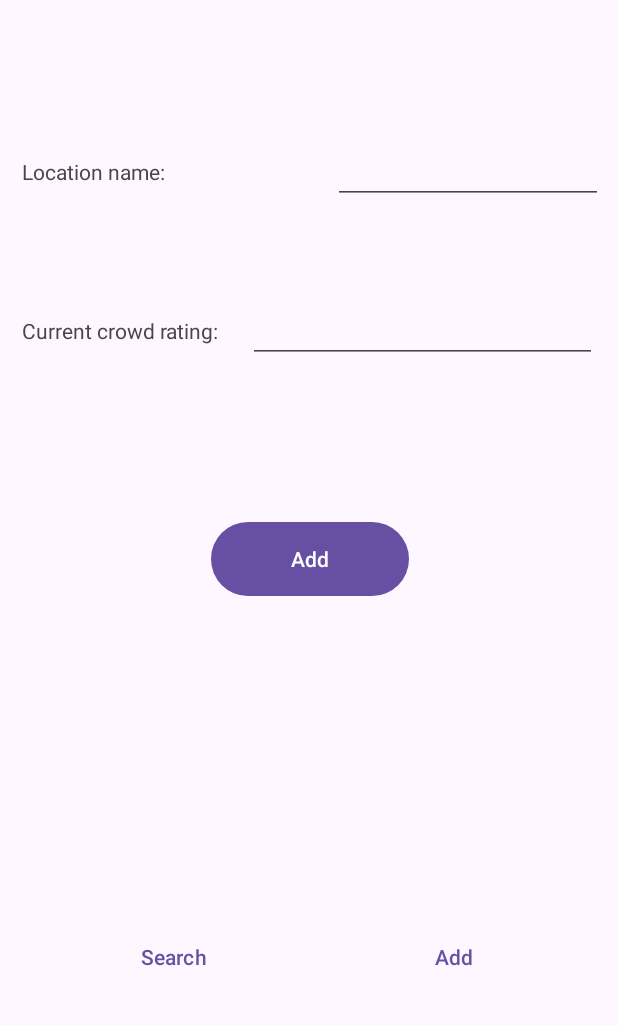
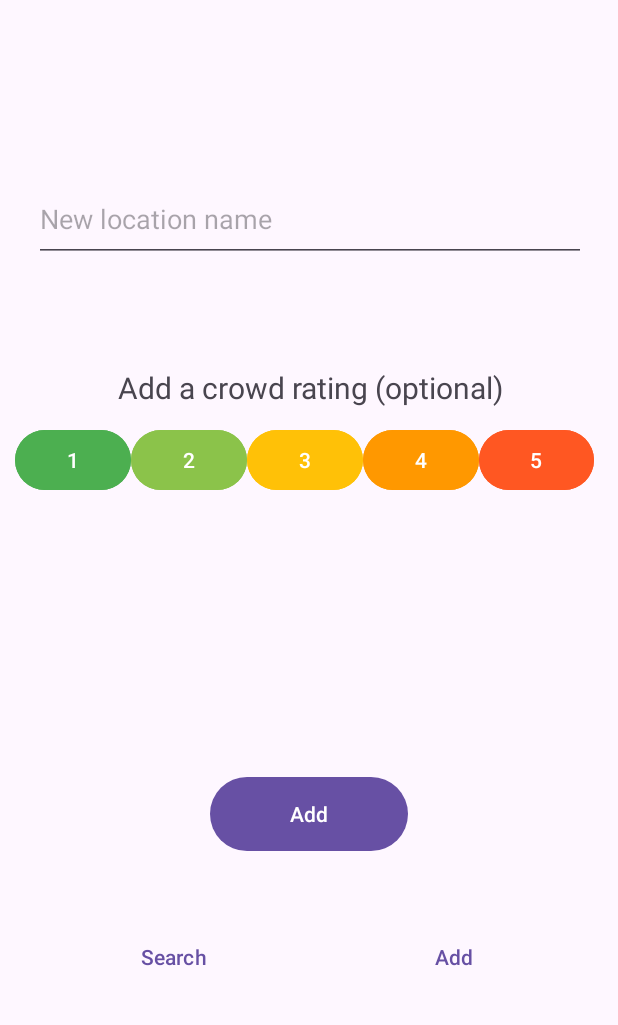
Before and after one commit to manoushpajouh/Vassar-Crowdmeter, an Android app: the screen it shows after launch (MainActivity), after a tap on "Add", on a phone screen of 412 x 824 dp, the part 83-1108 px from its top. Run offline under Robolectric (Android 15) with nearby library versions, the phone set to English and light mode, and no system bars; 1 other tap on this screen came first.

Commit message:
updated add location ui

```diff
--- a/astudio/app/src/main/java/com/example/crowdmeterproject/view/AddFragment.java
+++ b/astudio/app/src/main/java/com/example/crowdmeterproject/view/AddFragment.java
@@ -19,6 +19,7 @@ import com.google.android.material.snackbar.Snackbar;
 public class AddFragment extends Fragment implements IAddView {
     Listener listener;
     FragmentAddBinding binding;
+    int selectedRating = 0;
 
     public AddFragment(@NonNull Listener listener){
         this.listener = listener;
@@ -36,26 +37,65 @@ public class AddFragment extends Fragment implements IAddView {
     public void onViewCreated(@NonNull View view, @Nullable Bundle savedInstanceState) {
         super.onViewCreated(view, savedInstanceState);
 
+        this.binding.ratingButton1AddScreen.setOnClickListener(new View.OnClickListener() {
+            @Override
+            public void onClick(View v) {
+                selectedRating = 1;
+                Snackbar.make(v, String.format("Selected rating of %d", selectedRating), Snackbar.LENGTH_LONG).show();
+            }
+        }
+        );
+
+        this.binding.ratingButton2AddScreen.setOnClickListener(new View.OnClickListener() {
+            @Override
+            public void onClick(View v) {
+                selectedRating = 2;
+                Snackbar.make(v, String.format("Selected rating of %d", selectedRating), Snackbar.LENGTH_LONG).show();
+            }
+        }
+        );
+
+        this.binding.ratingButton3AddScreen.setOnClickListener(new View.OnClickListener() {
+            @Override
+            public void onClick(View v) {
+                selectedRating = 3;
+                Snackbar.make(v, String.format("Selected rating of %d", selectedRating), Snackbar.LENGTH_LONG).show();
+            }
+        }
+        );
+
+        this.binding.ratingButton4AddScreen.setOnClickListener(new View.OnClickListener() {
+            @Override
+            public void onClick(View v) {
+                selectedRating = 4;
+                Snackbar.make(v, String.format("Selected rating of %d", selectedRating), Snackbar.LENGTH_LONG).show();
+            }
+        }
+        );
+
+        this.binding.ratingButton5AddScreen.setOnClickListener(new View.OnClickListener() {
+            @Override
+            public void onClick(View v) {
+                selectedRating = 5;
+                Snackbar.make(v, String.format("Selected rating of %d", selectedRating), Snackbar.LENGTH_LONG).show();}
+        }
+        );
+
         this.binding.addLocButton.setOnClickListener(new View.OnClickListener() {
             public void onClick(View v){
-                Editable locationNameEditable = binding.locationName.getText();
+                Editable locationNameEditable = binding.addLocationNameField.getText();
                 String locationName = locationNameEditable.toString();
 
-                Editable crowdRatingEditable = binding.crowdRating.getText();
-
-                if (crowdRatingEditable.length() == 0){
+                if (selectedRating == 0){
                     // notify the user
                     Snackbar.make(v, String.format("Successfully added %s with no crowd rating", locationName), Snackbar.LENGTH_LONG).show();
                     // notify the listener
                     AddFragment.this.listener.onAdded(0, locationName, AddFragment.this);
                 } else {
-                    String crowdRatingString = crowdRatingEditable.toString();
-                    int crowdRating = Integer.parseInt(crowdRatingString);
-
                     // notify the listener
-                    AddFragment.this.listener.onAdded(crowdRating, locationName, AddFragment.this);
+                    AddFragment.this.listener.onAdded(selectedRating, locationName, AddFragment.this);
                     // notify the user
-                    Snackbar.make(v, String.format("Successfully added %s with crowd rating of %d", locationName, crowdRating), Snackbar.LENGTH_LONG).show();
+                    Snackbar.make(v, String.format("Successfully added %s with crowd rating of %d", locationName, selectedRating), Snackbar.LENGTH_LONG).show();
 
                 }
             }
--- a/astudio/app/src/main/res/layout/fragment_add.xml
+++ b/astudio/app/src/main/res/layout/fragment_add.xml
@@ -6,71 +6,105 @@
     android:layout_height="match_parent"
     tools:context=".view.AddFragment">
 
-    <LinearLayout
-        android:id="@+id/verticalLayout"
-        android:layout_width="383dp"
-        android:layout_height="219dp"
-        android:layout_marginStart="64dp"
-        android:layout_marginTop="64dp"
-        android:layout_marginEnd="64dp"
-        android:orientation="vertical"
-        app:layout_constraintEnd_toEndOf="parent"
-        app:layout_constraintStart_toStartOf="parent"
-        app:layout_constraintTop_toTopOf="parent">
-
-        <LinearLayout
-            android:layout_width="421dp"
-            android:layout_height="106dp"
-            android:orientation="horizontal">
-
-            <TextView
-                android:id="@+id/locationNameLabel"
-                android:layout_width="126dp"
-                android:layout_height="wrap_content"
-                android:layout_weight="1"
-                android:text="Location name:" />
-
-            <EditText
-                android:id="@+id/locationName"
-                android:layout_width="132dp"
-                android:layout_height="wrap_content"
-                android:layout_weight="1"
-                android:ems="10"
-                android:inputType="text"
-                android:text="" />
-        </LinearLayout>
-
-        <LinearLayout
-            android:layout_width="match_parent"
-            android:layout_height="110dp"
-            android:orientation="horizontal">
-
-            <TextView
-                android:id="@+id/crowdRatingLabel"
-                android:layout_width="wrap_content"
-                android:layout_height="wrap_content"
-                android:layout_weight="1"
-                android:text="Current crowd rating:" />
-
-            <EditText
-                android:id="@+id/crowdRating"
-                android:layout_width="wrap_content"
-                android:layout_height="wrap_content"
-                android:layout_weight="1"
-                android:ems="10"
-                android:inputType="number" />
-
-        </LinearLayout>
-    </LinearLayout>
-
     <Button
         android:id="@+id/addLocButton"
         android:layout_width="132dp"
         android:layout_height="57dp"
+        android:layout_marginTop="50dp"
+        android:layout_marginBottom="100dp"
         android:text="Add"
         app:layout_constraintBottom_toBottomOf="parent"
         app:layout_constraintEnd_toEndOf="parent"
+        app:layout_constraintHorizontal_bias="0.498"
         app:layout_constraintStart_toStartOf="parent"
-        app:layout_constraintTop_toBottomOf="@+id/verticalLayout"
-        app:layout_constraintVertical_bias="0.143" />
+        app:layout_constraintTop_toBottomOf="@+id/linearLayout2" />
+
+    <com.google.android.material.textfield.TextInputLayout
+        android:id="@+id/textInputLayout"
+        android:layout_width="match_parent"
+        android:layout_height="wrap_content">
+
+    </com.google.android.material.textfield.TextInputLayout>
+
+    <com.google.android.material.textfield.TextInputEditText
+        android:id="@+id/addLocationNameField"
+        android:layout_width="368dp"
+        android:layout_height="57dp"
+        android:layout_marginTop="155dp"
+        android:layout_marginBottom="60dp"
+        android:hint="New location name"
+        app:layout_constraintBottom_toTopOf="@+id/ratingButtonLabelAddScreen"
+        app:layout_constraintEnd_toEndOf="parent"
+        app:layout_constraintHorizontal_bias="0.5"
+        app:layout_constraintStart_toStartOf="parent"
+        app:layout_constraintTop_toTopOf="parent" />
+
+    <TextView
+        android:id="@+id/ratingButtonLabelAddScreen"
+        android:layout_width="wrap_content"
+        android:layout_height="wrap_content"
+        android:layout_marginTop="10dp"
+        android:layout_marginBottom="5dp"
+        android:text="Add a crowd rating (optional)"
+        android:textAlignment="center"
+        android:textSize="20sp"
+        app:layout_constraintBottom_toTopOf="@+id/linearLayout2"
+        app:layout_constraintEnd_toEndOf="parent"
+        app:layout_constraintHorizontal_bias="0.5"
+        app:layout_constraintStart_toStartOf="parent"
+        app:layout_constraintTop_toBottomOf="@+id/addLocationNameField" />
+
+    <LinearLayout
+        android:id="@+id/linearLayout2"
+        android:layout_width="386dp"
+        android:layout_height="56dp"
+        android:layout_marginTop="5dp"
+        android:layout_marginBottom="125dp"
+        android:orientation="horizontal"
+        app:layout_constraintBottom_toTopOf="@+id/addLocButton"
+        app:layout_constraintEnd_toEndOf="parent"
+        app:layout_constraintHorizontal_bias="0.36"
+        app:layout_constraintStart_toStartOf="parent"
+        app:layout_constraintTop_toBottomOf="@+id/ratingButtonLabelAddScreen">
+
+        <Button
+            android:id="@+id/ratingButton1AddScreen"
+            android:layout_width="wrap_content"
+            android:layout_height="wrap_content"
+            android:layout_weight="1"
+            android:backgroundTint="#4CAF50"
+            android:text="1" />
+
+        <Button
+            android:id="@+id/ratingButton2AddScreen"
+            android:layout_width="wrap_content"
+            android:layout_height="wrap_content"
+            android:layout_weight="1"
+            android:backgroundTint="#8BC34A"
+            android:text="2" />
+
+        <Button
+            android:id="@+id/ratingButton3AddScreen"
+            android:layout_width="wrap_content"
+            android:layout_height="wrap_content"
+            android:layout_weight="1"
+            android:backgroundTint="#FFC107"
+            android:text="3" />
+
+        <Button
+            android:id="@+id/ratingButton4AddScreen"
+            android:layout_width="wrap_content"
+            android:layout_height="wrap_content"
+            android:layout_weight="1"
+            android:backgroundTint="#FF9800"
+            android:text="4" />
+
+        <Button
+            android:id="@+id/ratingButton5AddScreen"
+            android:layout_width="wrap_content"
+            android:layout_height="wrap_content"
+            android:layout_weight="1"
+            android:backgroundTint="#FF5722"
+            android:text="5" />
+    </LinearLayout>
 </androidx.constraintlayout.widget.ConstraintLayout>
```
